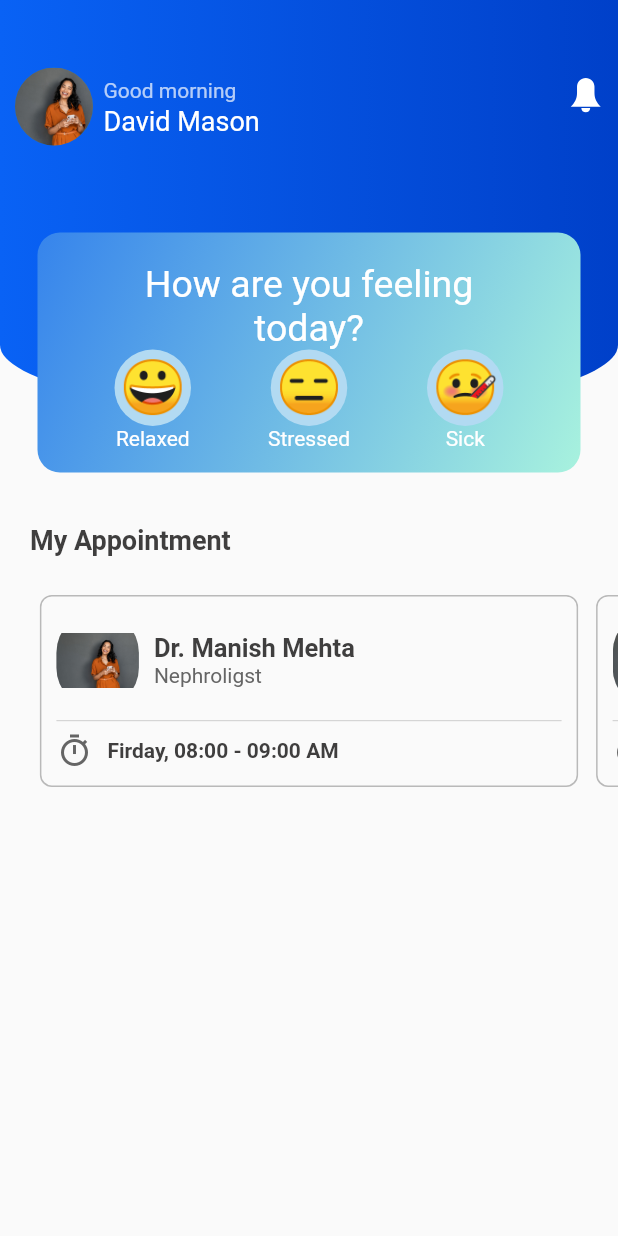
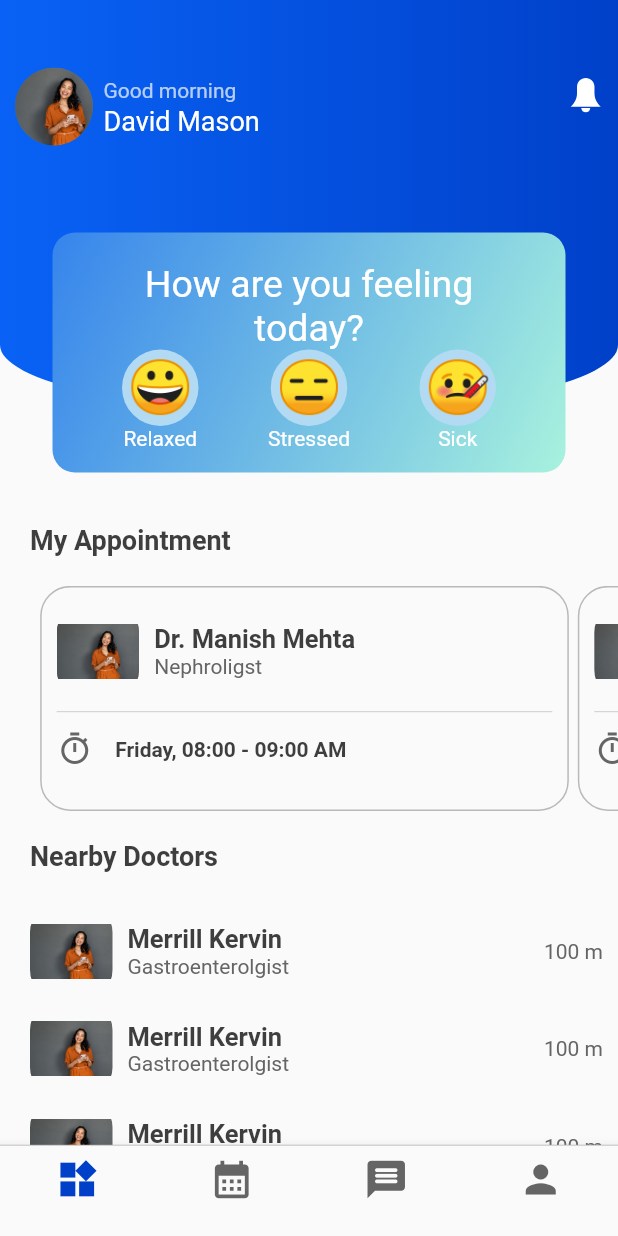
Before and after one commit to siddhant6699/ui_assignment, a Flutter app: the screen it shows after launch, after a tap on "Edit Profile", on a phone screen of 412 x 824 dp. Run offline on Flutter 3.47's test engine with Material 2 defaults, Android fonts, the light colour scheme and no system bars; drawn by our look-alikes of carousel_slider; our stand-ins replace flutter_svg.

Commit message:
Completed last two sections of second screen and code refactoring

```diff
--- a/ui_assignment/lib/home_screen.dart
+++ b/ui_assignment/lib/home_screen.dart
@@ -227,8 +227,10 @@ class ProfileSection extends StatelessWidget {
               ],
             ),
             EditProfieButton(onPressed: () {
-              Navigator.push(context,
-                  MaterialPageRoute(builder: (context) => SecondScreen()));
+              Navigator.push(
+                  context,
+                  MaterialPageRoute(
+                      builder: (context) => const SecondScreen()));
             })
           ],
         ),
--- a/ui_assignment/lib/second_screen.dart
+++ b/ui_assignment/lib/second_screen.dart
@@ -4,6 +4,7 @@ import 'package:flutter_svg/flutter_svg.dart';
 import 'package:ui_assignment/utils/konstant.dart';
 import 'package:ui_assignment/widgets/emoji_board.dart';
 import 'package:ui_assignment/widgets/slider_item.dart';
+import 'widgets/nearby_doc_card.dart';
 
 class SecondScreen extends StatelessWidget {
   const SecondScreen({Key? key}) : super(key: key);
@@ -13,14 +14,68 @@ class SecondScreen extends StatelessWidget {
     var height = MediaQuery.of(context).size.height;
     return Scaffold(
       body: SafeArea(
-        child: Column(
-          crossAxisAlignment: CrossAxisAlignment.start,
-          children: [
-            ProfileSection(
-              height: height,
+        child: SingleChildScrollView(
+          child: Column(
+            crossAxisAlignment: CrossAxisAlignment.start,
+            children: [
+              ProfileSection(
+                height: height,
+              ),
+              const MyAppointmentSection(),
+              Column(
+                crossAxisAlignment: CrossAxisAlignment.start,
+                children: [
+                  Container(
+                    padding: const EdgeInsets.all(20),
+                    child: Text(
+                      "Nearby Doctors",
+                      style: defaultBoldTextStyle.copyWith(fontSize: 18),
+                    ),
+                  ),
+                  Padding(
+                    padding: const EdgeInsets.fromLTRB(20, 0, 10, 0),
+                    child: Column(
+                      children: const [
+                        NearbyDocCard(),
+                        NearbyDocCard(),
+                        NearbyDocCard(),
+                      ],
+                    ),
+                  )
+                ],
+              )
+            ],
+          ),
+        ),
+      ),
+      bottomNavigationBar: Container(
+        decoration: BoxDecoration(
+            border: Border(
+                top: BorderSide(color: gray.withOpacity(0.5), width: 1))),
+        child: BottomNavigationBar(
+          type: BottomNavigationBarType.fixed,
+          unselectedItemColor: lightGrey,
+          iconSize: 30,
+          items: const <BottomNavigationBarItem>[
+            BottomNavigationBarItem(
+              icon: Icon(Icons.now_widgets),
+              label: '',
             ),
-            const MyAppointmentSection()
+            BottomNavigationBarItem(
+              icon: Icon(Icons.calendar_month),
+              label: '',
+            ),
+            BottomNavigationBarItem(
+              icon: Icon(
+                Icons.message_rounded,
+              ),
+              label: '',
+            ),
+            BottomNavigationBarItem(icon: Icon(Icons.person), label: '')
           ],
+          //currentIndex: _selectedIndex,
+          selectedItemColor: defaultBlue,
+          //onTap: _onItemTapped,
         ),
       ),
     );
@@ -51,13 +106,13 @@ class MyAppointmentSection extends StatelessWidget {
           ],
           //Slider Container properties
           options: CarouselOptions(
-            height: 140.0,
+            height: 150.0,
             enlargeCenterPage: false,
             autoPlay: false,
             autoPlayCurve: Curves.fastOutSlowIn,
             enableInfiniteScroll: false,
-            autoPlayAnimationDuration: Duration(milliseconds: 800),
-            viewportFraction: 0.9,
+            autoPlayAnimationDuration: const Duration(milliseconds: 800),
+            viewportFraction: 0.87,
           ),
         ),
       ],
@@ -146,8 +201,8 @@ class ProfileSection extends StatelessWidget {
           ),
           Positioned(
             top: height < 700 ? 100 : 155,
-            left: 25,
-            right: 25,
+            left: 35,
+            right: 35,
             child: const HowAreYouCard(),
           ),
         ],
@@ -166,7 +221,6 @@ class HowAreYouCard extends StatelessWidget {
     return Container(
       padding: const EdgeInsets.fromLTRB(0, 20, 0, 15),
       // height: height / 4.5,
-      width: MediaQuery.of(context).size.width / 1.3,
       decoration: const BoxDecoration(
           gradient: LinearGradient(
               begin: Alignment.topLeft,
--- a/ui_assignment/lib/widgets/default_border_row.dart
+++ b/ui_assignment/lib/widgets/default_border_row.dart
@@ -35,7 +35,7 @@ class DefaultBorderRow extends StatelessWidget {
                   ),
                   Text(
                     text,
-                    style: defaultTextStyle.copyWith(fontSize: 20),
+                    style: defaultTextStyle.copyWith(fontSize: 18),
                   ),
                 ],
               ),
@@ -53,7 +53,7 @@ class DefaultBorderRow extends StatelessWidget {
               child: Text(
                 rate,
                 style: secondaryTextStyle.copyWith(
-                    fontSize: 18, fontWeight: FontWeight.bold),
+                    fontSize: 16, fontWeight: FontWeight.bold),
               ),
             ),
           ],
--- a/ui_assignment/lib/widgets/default_button.dart
+++ b/ui_assignment/lib/widgets/default_button.dart
@@ -19,7 +19,7 @@ class DefaultButton extends StatelessWidget {
       onTap: onPressed,
       child: Container(
         width: MediaQuery.of(context).size.width / 2.4,
-        height: MediaQuery.of(context).size.height / 18,
+        height: 50,
         //padding: const EdgeInsets.fromLTRB(0, 14, 0, 14),
         decoration: const BoxDecoration(
             color: defaultBlack, borderRadius: defaultButtonRadius),
--- a/ui_assignment/lib/widgets/default_light_button.dart
+++ b/ui_assignment/lib/widgets/default_light_button.dart
@@ -19,7 +19,7 @@ class DefaultLightButton extends StatelessWidget {
       onTap: onPressed,
       child: Container(
         width: MediaQuery.of(context).size.width / 2.4,
-        height: MediaQuery.of(context).size.height / 18,
+        height: 50,
         //padding: const EdgeInsets.fromLTRB(0, 14, 0, 14),
         decoration: BoxDecoration(
           border: Border.all(
--- a/ui_assignment/lib/widgets/emoji_board.dart
+++ b/ui_assignment/lib/widgets/emoji_board.dart
@@ -12,7 +12,7 @@ class EmojiBoard extends StatelessWidget {
     return Column(
       children: [
         Container(
-          padding: EdgeInsets.all(5),
+          padding: const EdgeInsets.all(5),
           decoration:
               const BoxDecoration(shape: BoxShape.circle, color: emojiBGColor),
           child: Center(
--- /dev/null
+++ b/ui_assignment/lib/widgets/nearby_doc_card.dart
@@ -0,0 +1,48 @@
+import 'package:flutter/material.dart';
+import 'package:ui_assignment/utils/konstant.dart';
+
+class NearbyDocCard extends StatelessWidget {
+  const NearbyDocCard({
+    Key? key,
+  }) : super(key: key);
+
+  @override
+  Widget build(BuildContext context) {
+    return Row(
+      mainAxisAlignment: MainAxisAlignment.spaceBetween,
+      children: [
+        Row(
+          children: [
+            Container(
+                width: 65,
+                height: 65,
+                padding: const EdgeInsets.only(right: 10),
+                child: ClipRRect(
+                  borderRadius: BorderRadius.circular(20.0),
+                  child: Image.asset(
+                    profileImg,
+                  ),
+                )),
+            Column(
+              crossAxisAlignment: CrossAxisAlignment.start,
+              children: [
+                Text(
+                  "Merrill Kervin",
+                  style: defaultBoldTextStyle.copyWith(fontSize: 17),
+                ),
+                Text(
+                  "Gastroenterolgist",
+                  style: secondaryTextStyle.copyWith(color: lightGrey),
+                ),
+              ],
+            ),
+          ],
+        ),
+        Text(
+          "100 m",
+          style: secondaryTextStyle.copyWith(color: lightGrey),
+        )
+      ],
+    );
+  }
+}
--- a/ui_assignment/lib/widgets/slider_item.dart
+++ b/ui_assignment/lib/widgets/slider_item.dart
@@ -9,11 +9,11 @@ class SliderItemWidget extends StatelessWidget {
   @override
   Widget build(BuildContext context) {
     return Container(
-      margin: const EdgeInsets.all(6.0),
+      margin: const EdgeInsets.only(right: 6.0),
       padding: const EdgeInsets.fromLTRB(10, 10, 10, 0),
       decoration: BoxDecoration(
         border: Border.all(color: gray),
-        borderRadius: BorderRadius.circular(8.0),
+        borderRadius: BorderRadius.circular(20.0),
       ),
       child: Column(children: [
         Row(
@@ -21,9 +21,9 @@ class SliderItemWidget extends StatelessWidget {
             Container(
                 width: 65,
                 height: 65,
-                padding: EdgeInsets.only(right: 10),
+                padding: const EdgeInsets.only(right: 10),
                 child: ClipRRect(
-                  borderRadius: BorderRadius.circular(30.0),
+                  borderRadius: BorderRadius.circular(20.0),
                   child: Image.asset(
                     profileImg,
                   ),
@@ -47,6 +47,9 @@ class SliderItemWidget extends StatelessWidget {
           color: lightGrey,
           thickness: 0.2,
         ),
+        const SizedBox(
+          height: 5,
+        ),
         Row(
           children: [
             const Icon(
@@ -54,14 +57,17 @@ class SliderItemWidget extends StatelessWidget {
               color: lightGrey,
             ),
             const SizedBox(
-              width: 10,
+              width: 15,
             ),
             Text(
-              "Firday, 08:00 - 09:00 AM",
+              "Friday, 08:00 - 09:00 AM",
               style: defaultBoldTextStyle,
             ),
           ],
-        )
+        ),
+        const SizedBox(
+          height: 5,
+        ),
       ]),
     );
   }
```
